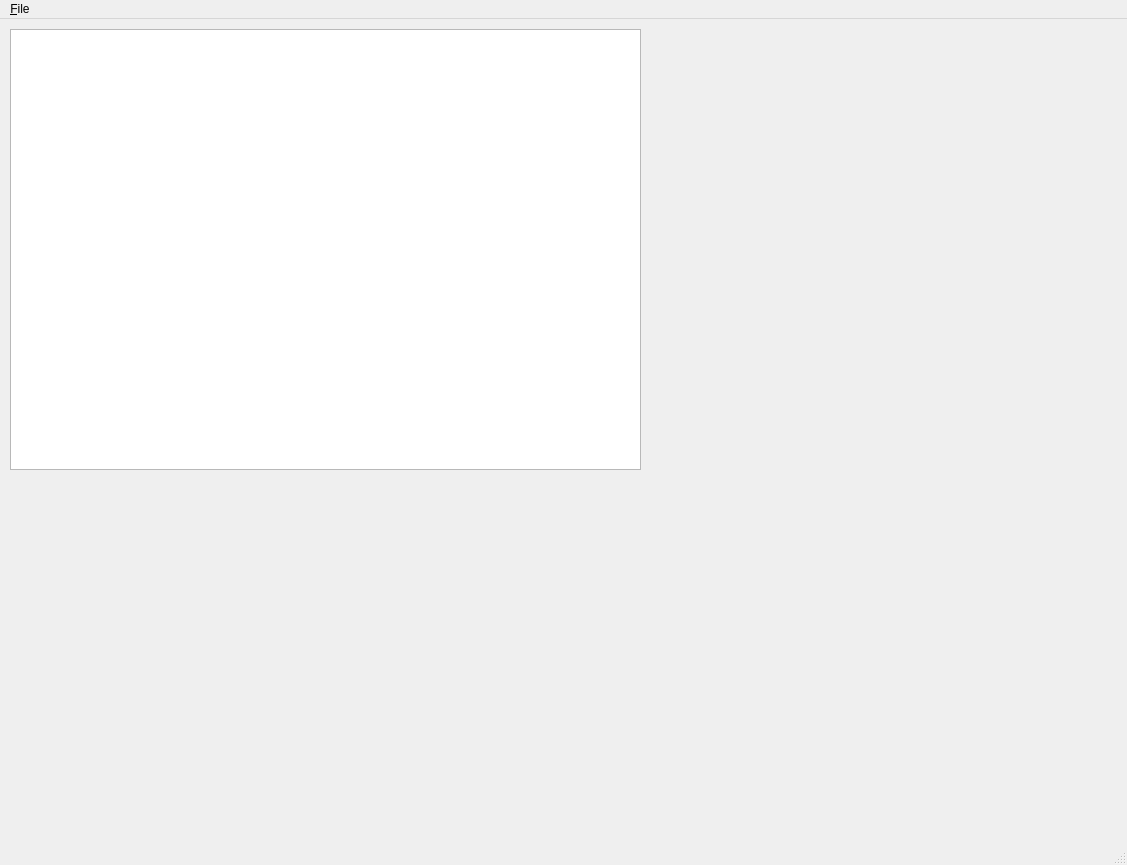
Before: the Qt Designer form mainwindow.ui in mikelortega/KelosQtOsm, drawn with Qt 5.
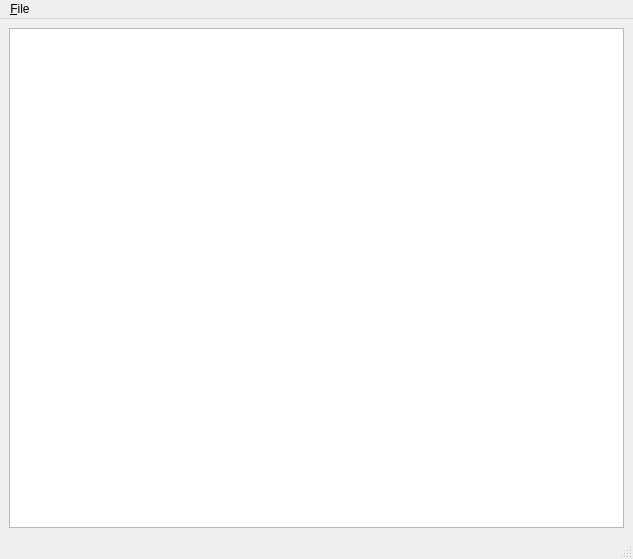
After: the same form once the commit is applied.

Commit message: Improved shapes and colors. New sample file.

Patch:
```diff
--- a/mainwindow.ui
+++ b/mainwindow.ui
@@ -6,34 +6,39 @@
    <rect>
     <x>0</x>
     <y>0</y>
-    <width>1127</width>
-    <height>865</height>
+    <width>633</width>
+    <height>559</height>
    </rect>
   </property>
   <property name="windowTitle">
    <string>MainWindow</string>
   </property>
   <widget class="QWidget" name="centralwidget">
+   <layout class="QHBoxLayout" name="horizontalLayout">
+    <item>
    <widget class="QGraphicsView" name="graphicsView">
-    <property name="geometry">
-     <rect>
-      <x>10</x>
-      <y>10</y>
-      <width>631</width>
-      <height>441</height>
-     </rect>
-    </property>
     <property name="sizeAdjustPolicy">
      <enum>QAbstractScrollArea::AdjustToContents</enum>
     </property>
-   </widget>
+      <property name="backgroundBrush">
+       <brush brushstyle="NoBrush">
+        <color alpha="255">
+         <red>0</red>
+         <green>0</green>
+         <blue>0</blue>
+        </color>
+       </brush>
+      </property>
+     </widget>
+    </item>
+   </layout>
   </widget>
   <widget class="QMenuBar" name="menubar">
    <property name="geometry">
     <rect>
      <x>0</x>
      <y>0</y>
-     <width>1127</width>
+     <width>633</width>
      <height>20</height>
     </rect>
    </property>
```
Lines whose indentation alone changed are shown as unchanged. The commit also changes 2 other files.
